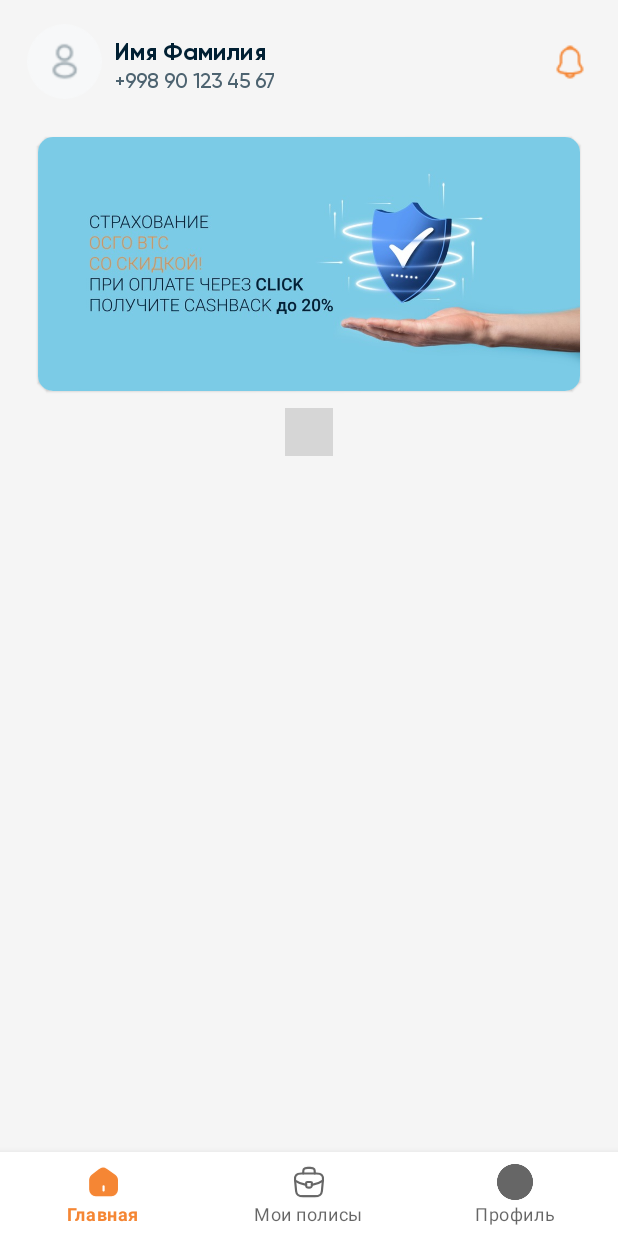
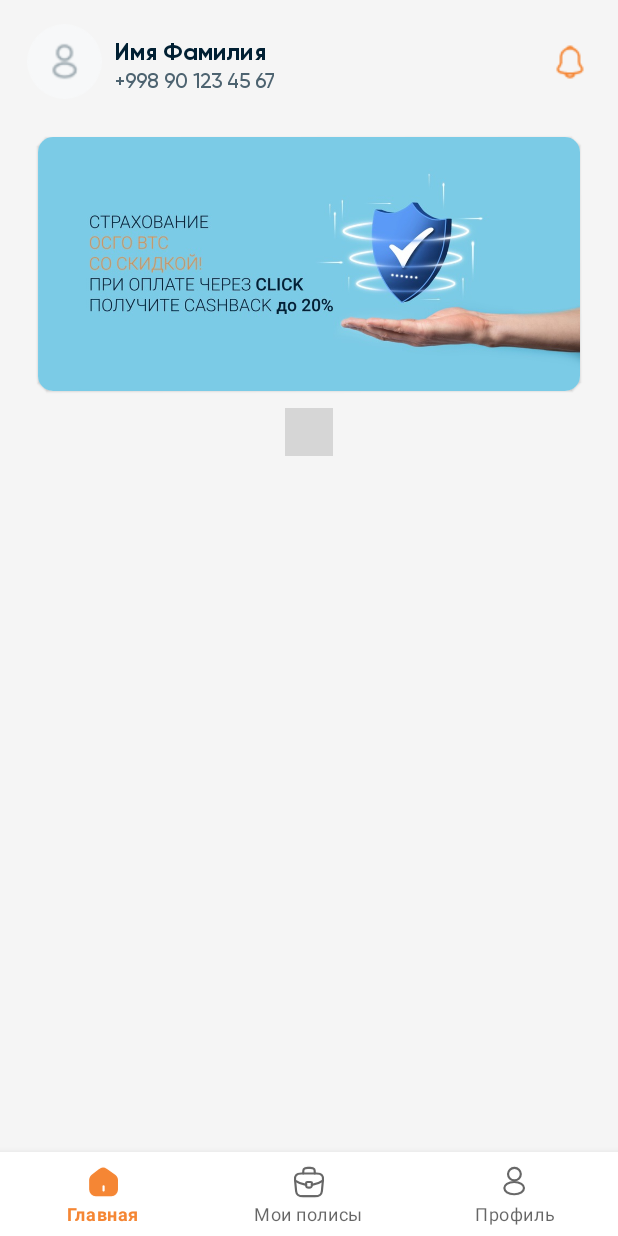
Before and after one commit to professorDeveloper/Epolis-Insurance, an Android app: the fragment MainScreen shown on its own in the app's theme, on a phone screen of 412 x 824 dp. Run offline under Robolectric (Android 15) with nearby library versions, the phone set to English and light mode, and no system bars; our stand-ins replace CircleImageView; plain views replace IndicatorView; Roboto replaces fonts that are not available here; 3 statements that could not run were skipped; grey boxes are pictures that could not be loaded.

Commit message:
bottom navigation bug fixed

```diff
--- a/app/src/main/java/com/azamovhudstc/epolisinsurance/ui/screen/welcome/SplashScreen.kt
+++ b/app/src/main/java/com/azamovhudstc/epolisinsurance/ui/screen/welcome/SplashScreen.kt
@@ -35,7 +35,7 @@ class SplashScreen : Fragment(R.layout.splash_screen) {
             when (appReference.currentScreenEnum) {
                 CurrentScreenEnum.HOME -> {
                     findNavController().navigate(
-                        R.id.otpScreen,
+                        R.id.mainScreen,
                         null,
                         NavOptions.Builder().setPopUpTo(R.id.splashScreen, true).build()
                     )
--- a/app/src/main/res/drawable/profile_selector.xml
+++ b/app/src/main/res/drawable/profile_selector.xml
@@ -1,5 +1,5 @@
 <?xml version="1.0" encoding="utf-8"?>
 <selector xmlns:android="http://schemas.android.com/apk/res/android">
 <item android:drawable="@drawable/profile_selected" android:state_checked="true"/>
-    <item android:drawable="@drawable/profile_edit" android:state_checked="false"/>
+    <item android:drawable="@drawable/profile" android:state_checked="false"/>
 </selector>
```
